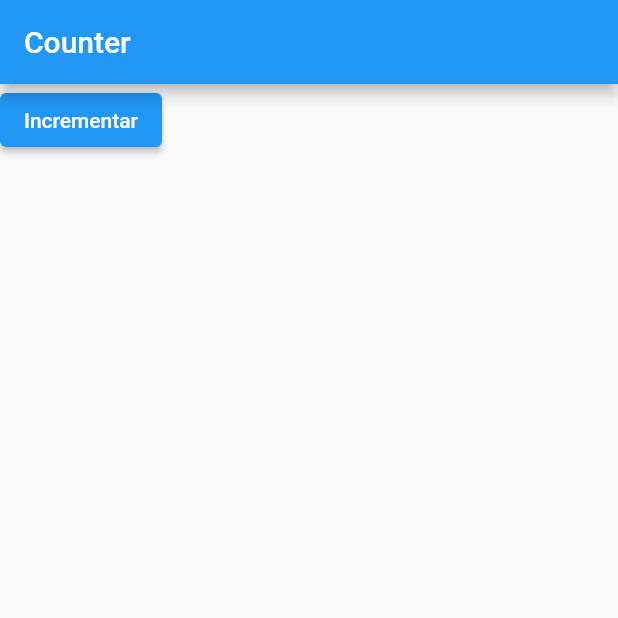
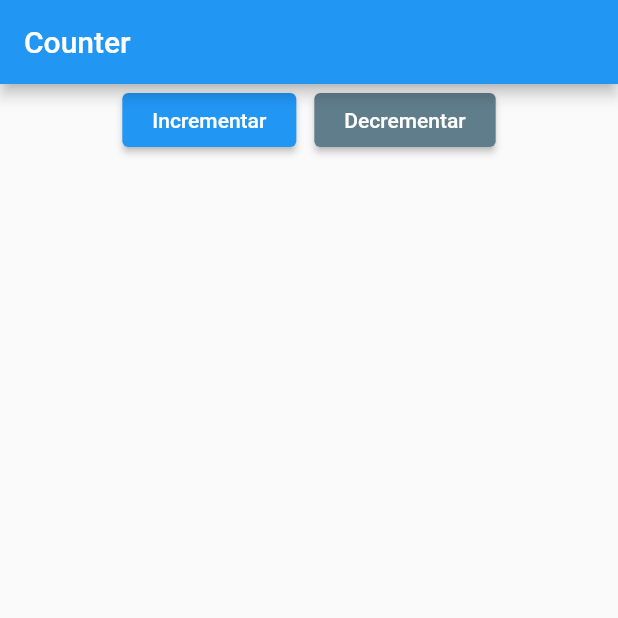
Before and after one commit to fmotamedeiros/flutter, a Flutter app: the screen it shows after launch, on a phone screen of 412 x 824 dp, the top half of it. Run offline on Flutter 3.47's test engine with Material 2 defaults, Android fonts, the phone set to English and light mode, and no system bars.

Commit message:
Organizando os botões de incrementar e decrementar.

```diff
--- a/counter/lib/main.dart
+++ b/counter/lib/main.dart
@@ -20,6 +20,8 @@ class CounterView extends StatelessWidget {
 
   void increment() {}
 
+  void decrement() {}
+
   @override
   Widget build(BuildContext context) {
     return MaterialApp(
@@ -27,8 +29,25 @@ class CounterView extends StatelessWidget {
         appBar: AppBar(
           title: const Text('Counter'),
         ),
-        body: ElevatedButton(
-            onPressed: increment, child: const Text("Incrementar")),
+        body: Row(
+          mainAxisAlignment: MainAxisAlignment.center,
+          children: [
+            ElevatedButton(
+                onPressed: increment,
+                style: ElevatedButton.styleFrom(
+                    padding: const EdgeInsets.symmetric(horizontal: 20)),
+                child: const Text("Incrementar")),
+            const SizedBox(
+              width: 12,
+            ),
+            ElevatedButton(
+                onPressed: decrement,
+                style: ElevatedButton.styleFrom(
+                    backgroundColor: Colors.blueGrey,
+                    padding: const EdgeInsets.symmetric(horizontal: 20)),
+                child: const Text("Decrementar")),
+          ],
+        ),
       ),
     );
   }
```
